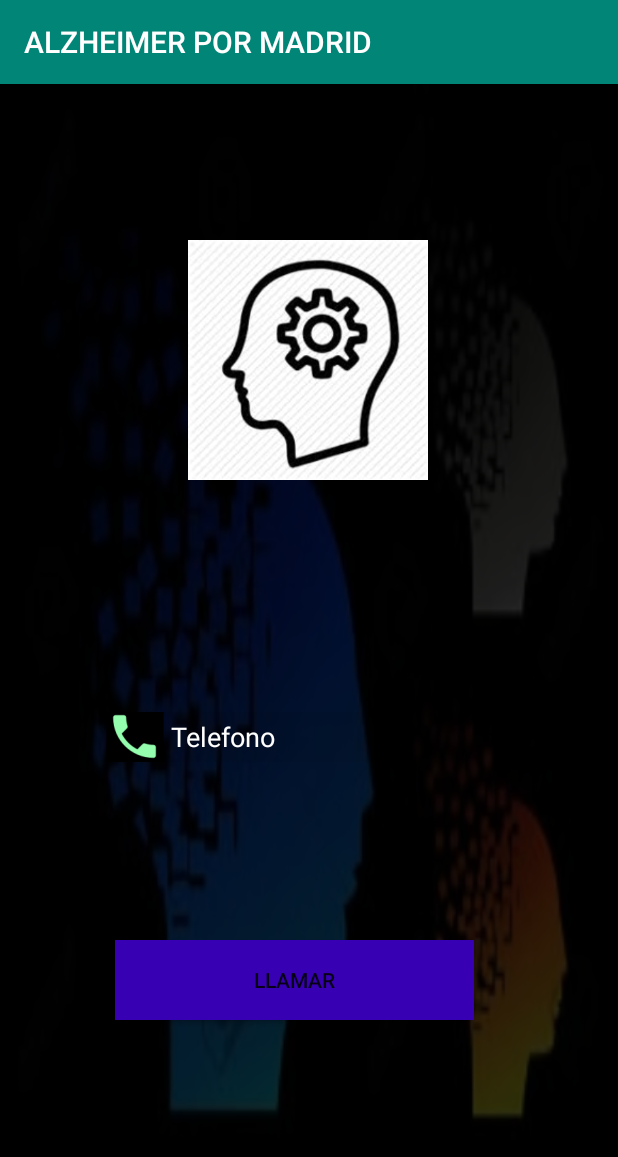
After one commit to AdrianGCS/Proyecto-de-Fin-de-Grado, an Android app: the LLamar screen opened directly, with no data from a screen before it, on a phone screen of 412 x 824 dp. The commit adds this screen. Shown: the top 1157 px of the screen. Run offline under Robolectric (Android 15) with nearby library versions, the phone set to English and light mode, and no system bars.

Commit message:
Realizando cosas

```diff
--- a/Proyecto/app/build.gradle
+++ b/Proyecto/app/build.gradle
@@ -31,8 +31,8 @@ dependencies {
     androidTestImplementation 'com.android.support.test.espresso:espresso-core:3.0.2'
     implementation 'com.google.android.gms:play-services-vision:15.0.2+'
     implementation 'android.arch.navigation:navigation-fragment:1.0.0-alpha09'
-    implementation'com.google.zxing:core:3.2.0+'
-    implementation'com.journeyapps:zxing-android-embedded:3.2.0@aar'
+    implementation 'com.google.zxing:core:3.2.0+'
+    implementation 'com.journeyapps:zxing-android-embedded:3.2.0@aar'
     implementation 'com.android.support:design:28.0.0'
     implementation 'com.android.support:recyclerview-v7:28.0.0'
     implementation 'com.mapbox.mapboxsdk:mapbox-android-sdk:7.1.2'
--- a/Proyecto/app/src/main/AndroidManifest.xml
+++ b/Proyecto/app/src/main/AndroidManifest.xml
@@ -12,6 +12,7 @@
     <uses-permission android:name="android.permission.WAKE_LOCK" />
     <uses-permission android:name="android.permission.WRITE_EXTERNAL_STORAGE" />
     <uses-permission android:name="android.permission.ACCESS_FINE_LOCATION" />
+    <uses-permission android:name="android.permission.CALL_PHONE"/>
 
     <uses-feature
         android:name="android.hardware.camera"
@@ -26,14 +27,16 @@
         android:roundIcon="@mipmap/ic_launcher_round"
         android:supportsRtl="true"
         android:theme="@style/AppTheme">
-        <activity android:name=".GeneradorQR"></activity>
+        <activity android:name=".LLamar"></activity>
+        <activity android:name=".GeneradorQR" />
         <activity android:name=".Principal" />
         <activity android:name=".Registro" />
         <activity android:name=".Login" />
         <activity android:name=".EscanerQr" />
         <activity android:name=".MainActivity" />
-        <activity android:name=".Splah" android:theme="@style/Theme.AppCompat.Light.NoActionBar">
-
+        <activity
+            android:name=".Splah"
+            android:theme="@style/Theme.AppCompat.Light.NoActionBar">
             <intent-filter>
                 <action android:name="android.intent.action.MAIN" />
 
--- a/Proyecto/app/src/main/java/com/example/usuario/proyecto/Common.java
+++ b/Proyecto/app/src/main/java/com/example/usuario/proyecto/Common.java
@@ -1,7 +1,7 @@
 package com.example.usuario.proyecto;
 
 public class Common {
-    static final String SERVICE_API_URL = "http://10.0.2.2/android/user.php";
+    static final String SERVICE_API_URL = "http://85.56.88.205:80/android/user.php";
     static final int RESULT_SUCCESS = 0;
     static final int RESULT_ERROR= 1;
     static final int RESULT_USER_EXISTS = 2;
--- a/Proyecto/app/src/main/java/com/example/usuario/proyecto/EscanerQr.java
+++ b/Proyecto/app/src/main/java/com/example/usuario/proyecto/EscanerQr.java
@@ -44,14 +44,14 @@ public class EscanerQr extends AppCompatActivity {
         btnAction = findViewById(R.id.btnAction);
         btnAction.setOnClickListener(new View.OnClickListener() {
             public void onClick(View v) {
-
-                if (intentData.length() > 0) {
+                startActivity(new Intent(EscanerQr.this,Principal.class));
+               /* if (intentData.length() > 0) {
 
                         startActivity(new Intent(EscanerQr.this,Principal.class));
 
                    // startActivity(new Intent(Intent.ACTION_VIEW, Uri.parse(intentData)));
                     //esto es lo que lleva a la direccion de del qr
-                }
+                }*/
 
 
             }
--- /dev/null
+++ b/Proyecto/app/src/main/java/com/example/usuario/proyecto/LLamar.java
@@ -0,0 +1,31 @@
+package com.example.usuario.proyecto;
+
+import android.Manifest;
+import android.app.Activity;
+import android.content.Intent;
+import android.content.pm.PackageManager;
+import android.net.Uri;
+import android.support.v4.app.ActivityCompat;
+import android.support.v7.app.AppCompatActivity;
+import android.os.Bundle;
+import android.view.View;
+import android.widget.EditText;
+
+public class LLamar extends AppCompatActivity {
+private EditText telefono;
+    @Override
+    protected void onCreate(Bundle savedInstanceState) {
+        super.onCreate(savedInstanceState);
+        setContentView(R.layout.activity_llamar);
+
+    }
+
+    public void onClick(View view) {
+            Intent llamada = new Intent(Intent.ACTION_CALL, Uri.parse("#31#" + telefono.getText().toString()));
+            if (ActivityCompat.checkSelfPermission(LLamar.this, Manifest.permission.CALL_PHONE) ==
+                    PackageManager.PERMISSION_GRANTED)
+                return;
+            startActivity(llamada);
+
+    }
+}
--- a/Proyecto/app/src/main/java/com/example/usuario/proyecto/Principal.java
+++ b/Proyecto/app/src/main/java/com/example/usuario/proyecto/Principal.java
@@ -18,7 +18,22 @@ public class Principal extends AppCompatActivity {
         /*Intent intento= new Intent(Principal.this,Login.class);
         startActivity(intento);
         */
+            switch (view.getId()){
 
+                case R.id.llamada:
+                    startActivity(new Intent(Principal.this,LLamar.class));
+                    break;
+                /*case R.id.log:
+                    startActivity(new Intent(Principal.this,Login.class));
+                    break;
+                case R.id.registro:
+                    startActivity(new Intent(Principal.this,Registro.class));
+                    break;
+                case R.id.otra:
+                    startActivity(new Intent(Principal.this,GeneradorQR.class));
+                    break;
+
+*/
+            }
+        }
     }
-
-}
--- /dev/null
+++ b/Proyecto/app/src/main/res/layout/activity_llamar.xml
@@ -0,0 +1,103 @@
+<?xml version="1.0" encoding="utf-8"?>
+<android.support.constraint.ConstraintLayout xmlns:android="http://schemas.android.com/apk/res/android"
+    xmlns:app="http://schemas.android.com/apk/res-auto"
+    xmlns:tools="http://schemas.android.com/tools"
+    android:layout_width="match_parent"
+    android:id="@+id/constraintLayout"
+    android:layout_height="match_parent"
+    android:background="@drawable/descarga"
+    tools:context=".LLamar">
+    <android.support.constraint.ConstraintLayout
+        android:id="@+id/linearLayout2"
+        android:layout_width="match_parent"
+        android:layout_height="match_parent"
+        android:background="#d0000000"
+        android:gravity="center"
+        tools:layout_editor_absoluteX="0dp"
+        tools:layout_editor_absoluteY="0dp">
+        <Button
+            android:id="@+id/llamar"
+            android:layout_width="239dp"
+            android:layout_height="53dp"
+            android:layout_marginStart="8dp"
+            android:layout_marginLeft="8dp"
+            android:layout_marginTop="8dp"
+            android:layout_marginEnd="8dp"
+            android:layout_marginRight="8dp"
+            android:layout_marginBottom="8dp"
+            android:accessibilityHeading="false"
+            android:background="@color/design_default_color_primary_dark"
+            android:drawablePadding="8dp"
+            android:text="LLAMAR"
+            android:onClick="onClick"
+            app:layout_constraintBottom_toBottomOf="parent"
+            app:layout_constraintEnd_toEndOf="parent"
+            app:layout_constraintHorizontal_bias="0.437"
+            app:layout_constraintStart_toStartOf="parent"
+            app:layout_constraintTop_toTopOf="parent"
+            app:layout_constraintVertical_bias="0.805" />
+
+        <EditText
+            android:id="@+id/correo"
+            android:layout_width="237dp"
+            android:layout_height="33dp"
+            android:layout_marginStart="8dp"
+            android:layout_marginLeft="8dp"
+            android:layout_marginTop="8dp"
+            android:layout_marginEnd="8dp"
+            android:layout_marginRight="8dp"
+            android:layout_marginBottom="8dp"
+            android:background="#11000000"
+            android:drawableLeft="@mipmap/ic_telefono"
+            android:ems="10"
+            android:hint="Telefono"
+            android:inputType="phone"
+            android:selectAllOnFocus="true"
+            android:textAllCaps="false"
+            android:textColor="@color/common_google_signin_btn_text_dark_pressed"
+            android:textColorHint="#FFFFFF"
+            android:typeface="normal"
+            android:visibility="visible"
+            app:layout_constraintBottom_toBottomOf="parent"
+            app:layout_constraintEnd_toEndOf="parent"
+            app:layout_constraintHorizontal_bias="0.367"
+            app:layout_constraintStart_toStartOf="parent"
+            app:layout_constraintTop_toTopOf="parent"
+
+            app:layout_constraintVertical_bias="0.571" />
+
+
+
+        <ImageView
+            android:id="@+id/imageView2"
+            android:layout_width="196dp"
+            android:layout_height="160dp"
+            android:layout_marginStart="8dp"
+            android:layout_marginLeft="8dp"
+            android:layout_marginTop="8dp"
+            android:layout_marginEnd="8dp"
+            android:layout_marginRight="8dp"
+            android:layout_marginBottom="8dp"
+            app:layout_constraintBottom_toBottomOf="parent"
+            app:layout_constraintEnd_toEndOf="parent"
+            app:layout_constraintHorizontal_bias="0.497"
+            app:layout_constraintStart_toStartOf="parent"
+            app:layout_constraintTop_toTopOf="parent"
+            app:layout_constraintVertical_bias="0.162"
+            app:srcCompat="@drawable/a" />
+
+    </android.support.constraint.ConstraintLayout>
+
+    <android.support.constraint.Guideline
+        android:id="@+id/guideline"
+        android:layout_width="wrap_content"
+        android:layout_height="wrap_content"
+        android:orientation="horizontal"
+        app:layout_constraintGuide_begin="47dp" />
+
+    <android.support.constraint.Barrier
+        android:id="@+id/barrier"
+        android:layout_width="wrap_content"
+        android:layout_height="wrap_content"
+        app:barrierDirection="top" />
+</android.support.constraint.ConstraintLayout>
--- a/Proyecto/app/src/main/res/layout/activity_principal.xml
+++ b/Proyecto/app/src/main/res/layout/activity_principal.xml
@@ -19,7 +19,7 @@
     </LinearLayout>
 
     <ImageButton
-        android:id="@+id/Llamada"
+        android:id="@+id/llamada"
         android:layout_width="wrap_content"
         android:layout_height="wrap_content"
         android:layout_marginStart="8dp"
```
Also changed, not shown: Proyecto/app/src/main/ic_telefono-web.png (added), Proyecto/app/src/main/res/mipmap-hdpi/ic_telefono.png (added), Proyecto/app/src/main/res/mipmap-mdpi/ic_telefono.png (added), Proyecto/app/src/main/res/mipmap-xhdpi/ic_telefono.png (added), Proyecto/app/src/main/res/mipmap-xxhdpi/ic_telefono.png (added), Proyecto/app/src/main/res/mipmap-xxxhdpi/ic_telefono.png (added).
